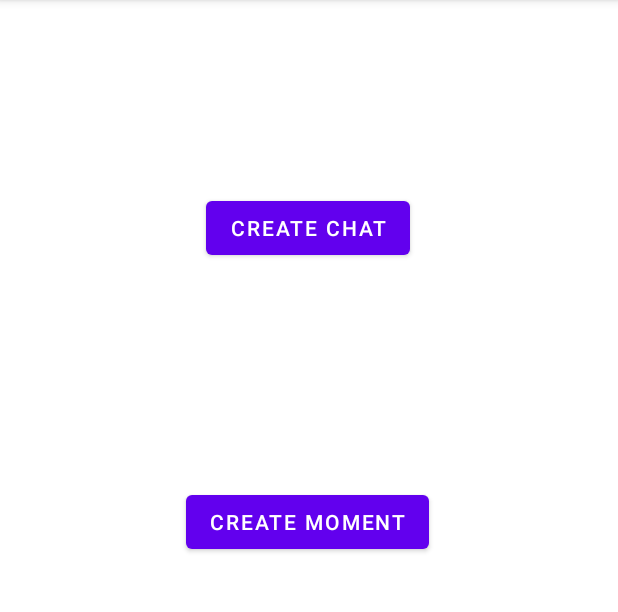
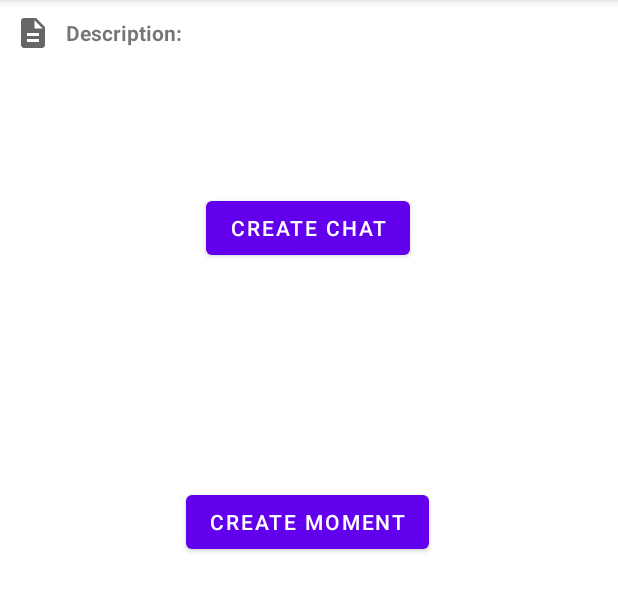
Before and after one commit to YeYaoyy/MusicForumApp, an Android app: the ProjectGroupChatMoment screen opened directly, with no data from a screen before it, on a phone screen of 412 x 824 dp, the part 84-696 px from its top. Run offline under Robolectric (Android 15) with nearby library versions, the phone set to English and light mode, and no system bars; our stand-ins replace Firebase (no records; nobody signed in at launch, a user with empty details on screens opened directly); 1 statement that could not run was skipped.

Commit message:
group description textview added

```diff
--- a/app/src/main/java/edu/northeastern/numad22fa_team23/ProjectGroupChatMoment.java
+++ b/app/src/main/java/edu/northeastern/numad22fa_team23/ProjectGroupChatMoment.java
@@ -1,18 +1,26 @@
 package edu.northeastern.numad22fa_team23;
 
+import androidx.annotation.NonNull;
 import androidx.appcompat.app.AppCompatActivity;
 
 import android.content.Intent;
 import android.os.Bundle;
 import android.view.View;
 import android.widget.Button;
+import android.widget.TextView;
 
+import com.google.firebase.database.DataSnapshot;
+import com.google.firebase.database.DatabaseError;
 import com.google.firebase.database.DatabaseReference;
 import com.google.firebase.database.FirebaseDatabase;
+import com.google.firebase.database.ValueEventListener;
 
 public class ProjectGroupChatMoment extends AppCompatActivity {
     private Button createChat;
     private Button createMoment;
+    private DatabaseReference mDatabase;
+    private TextView groupDescription;
+
 
 
     @Override
@@ -22,7 +30,9 @@ public class ProjectGroupChatMoment extends AppCompatActivity {
 
         Intent i=getIntent();
         Bundle data=i.getExtras();
+        final String groupname = i.getStringExtra("groupname");
 
+        groupDescription = findViewById(R.id.textView_groupDescription_ui);
 
         createChat = findViewById(R.id.createChatGBtn);
         createMoment = findViewById(R.id.createMomentGBtn);
@@ -37,5 +47,23 @@ public class ProjectGroupChatMoment extends AppCompatActivity {
             intent.putExtras(data);
             startActivity(intent);
         });
+
+
+
+        mDatabase = FirebaseDatabase.getInstance().getReference("Groups").child(groupname).child("GroupInfo");
+        mDatabase.addValueEventListener(new ValueEventListener() {
+            @Override
+            public void onDataChange(@NonNull DataSnapshot dataSnapshot) {
+                // Get description of this group from database
+                String description = dataSnapshot.child("Description").getValue().toString();
+                // Set description
+                groupDescription.setText(description);
+            }
+
+            @Override
+            public void onCancelled(@NonNull DatabaseError databaseError) {
+
+            }
+        });
     }
 }
--- a/app/src/main/java/edu/northeastern/numad22fa_team23/ProjectGroupFragment.java
+++ b/app/src/main/java/edu/northeastern/numad22fa_team23/ProjectGroupFragment.java
@@ -81,7 +81,7 @@ public class ProjectGroupFragment extends Fragment {
                             for (String s : map.keySet()) {
                                 HashMap<String, String> pu = (HashMap<String, String>) map.get(s);
                                 String userid = pu.get("uid");
-                                if (userid == uid) {
+                                if (userid.equals(uid)) {
                                     username = pu.get("username");
                                     break;
                                 }
--- a/app/src/main/java/edu/northeastern/numad22fa_team23/ProjectGroupInfo.java
+++ b/app/src/main/java/edu/northeastern/numad22fa_team23/ProjectGroupInfo.java
@@ -168,7 +168,7 @@ public class ProjectGroupInfo extends AppCompatActivity {
 
 //        // Set group name
 //        this.groupNameTitle.setText(groupname);
-//        // Retrieve an instance of database using reference the location
+        // Retrieve an instance of database using reference the location
 //        mDatabase = FirebaseDatabase.getInstance().getReference("Groups").child(groupname);
 //        mDatabase.addValueEventListener(new ValueEventListener() {
 //            @Override
--- a/app/src/main/res/layout/activity_project_group_chat_moment.xml
+++ b/app/src/main/res/layout/activity_project_group_chat_moment.xml
@@ -31,4 +31,35 @@
         app:layout_constraintHorizontal_bias="0.497"
         app:layout_constraintStart_toStartOf="parent"
         app:layout_constraintTop_toBottomOf="@+id/createChatGBtn" />
+
+
+    <LinearLayout
+        android:layout_width="match_parent"
+        android:layout_height="wrap_content"
+        android:orientation="horizontal">
+
+        <ImageView
+            android:layout_width="wrap_content"
+            android:layout_height="wrap_content"
+            android:layout_gravity="center"
+            android:layout_margin="10dp"
+            android:adjustViewBounds="true"
+            android:cropToPadding="true"
+            android:maxWidth="40dp"
+            android:src="@drawable/baseline_description_24" />
+
+        <TextView
+            android:layout_width="wrap_content"
+            android:layout_height="wrap_content"
+            android:layout_gravity="center_vertical"
+            android:text="Description: "
+            android:textStyle="bold" />
+
+        <TextView
+            android:id="@+id/textView_groupDescription_ui"
+            android:layout_width="wrap_content"
+            android:layout_height="wrap_content"
+            android:layout_gravity="center_vertical"
+            android:layout_weight="1" />
+    </LinearLayout>
 </androidx.constraintlayout.widget.ConstraintLayout>
```
